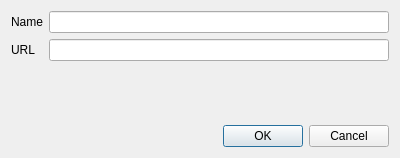
Old version of the form src/checklist_checker/ui/checklist_server_editor.ui in the repository kartoza/qgis_dataset_qa_workbench.
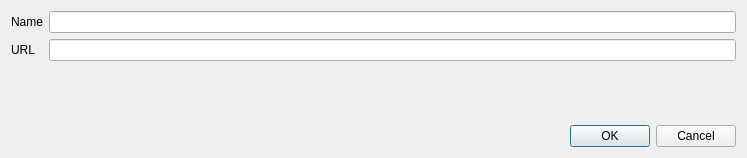
New version of the form.

Diff of the .ui file:
```diff
--- a/src/checklist_checker/ui/checklist_server_editor.ui
+++ b/src/checklist_checker/ui/checklist_server_editor.ui
@@ -6,7 +6,7 @@
    <rect>
     <x>0</x>
     <y>0</y>
-    <width>400</width>
+    <width>747</width>
     <height>158</height>
    </rect>
   </property>
```
Left out of the diff: 8 changed lines with no effect on the pictures.
